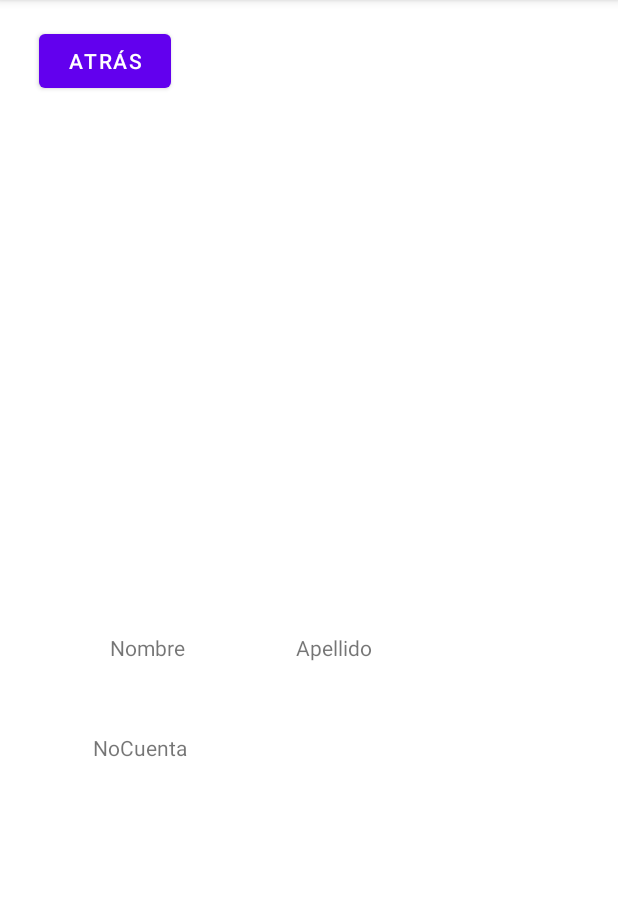
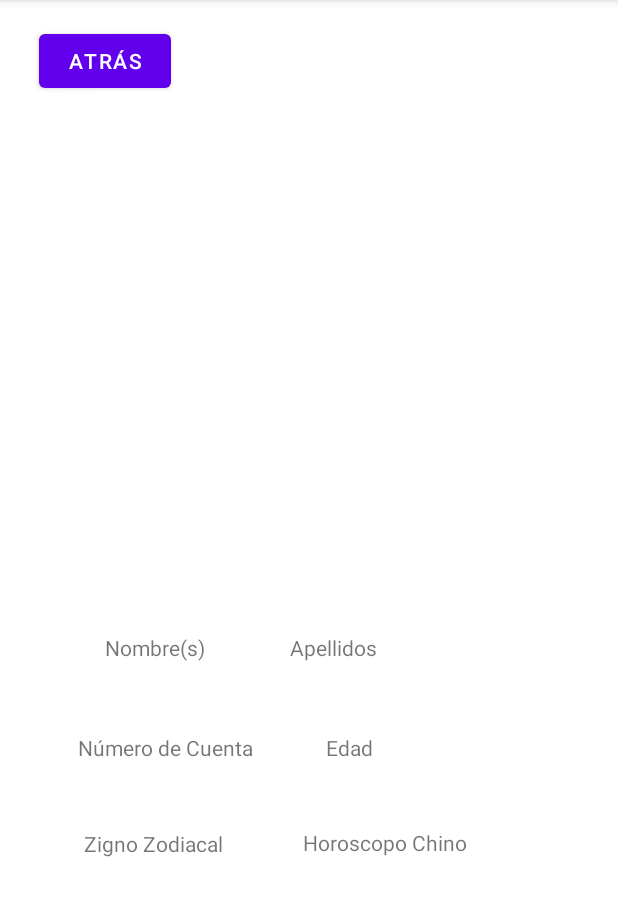
Before and after one commit to Nayarb61/BFTR_E1, an Android app: the PDatos screen opened directly, with no data from a screen before it, on a phone screen of 412 x 824 dp, the part 84-1000 px from its top. Run offline under Robolectric (Android 15) with nearby library versions, the phone set to English and light mode, and no system bars; Roboto replaces fonts that are not available here.

Commit message:
Avance 3: Signo y Horóscopo implementado

```diff
--- a/app/src/main/java/com/example/bftr_e1/PDatos.kt
+++ b/app/src/main/java/com/example/bftr_e1/PDatos.kt
@@ -34,6 +34,9 @@ class PDatos : AppCompatActivity() {
                 binding.tvNombre.text = usuario.nombre
                 binding.tvApellido.text = usuario.apellidos
                 binding.tvCuenta.text = usuario.ncuenta
+                binding.tvEdad.text = usuario.edad.toString()
+                binding.tvSignoZodiacal.text = usuario.SignoZ
+                binding.tvHChino.text = usuario.HChino
             }
         }
     }
--- a/app/src/main/res/layout/activity_pdatos.xml
+++ b/app/src/main/res/layout/activity_pdatos.xml
@@ -11,7 +11,7 @@
         android:layout_width="wrap_content"
         android:layout_height="wrap_content"
         android:onClick="click"
-        android:text="Atrás"
+        android:text="@string/BtnAtras"
         app:layout_constraintBottom_toBottomOf="parent"
         app:layout_constraintEnd_toEndOf="parent"
         app:layout_constraintHorizontal_bias="0.08"
@@ -23,7 +23,7 @@
         android:id="@+id/tvNombre"
         android:layout_width="wrap_content"
         android:layout_height="wrap_content"
-        android:text="Nombre"
+        android:text="@string/Nombre"
         app:layout_constraintBottom_toBottomOf="parent"
         app:layout_constraintEnd_toEndOf="parent"
         app:layout_constraintHorizontal_bias="0.202"
@@ -35,7 +35,7 @@
         android:id="@+id/tvApellido"
         android:layout_width="wrap_content"
         android:layout_height="wrap_content"
-        android:text="Apellido"
+        android:text="@string/Apellidos"
         app:layout_constraintBottom_toBottomOf="parent"
         app:layout_constraintEnd_toEndOf="parent"
         app:layout_constraintHorizontal_bias="0.547"
@@ -47,11 +47,48 @@
         android:id="@+id/tvCuenta"
         android:layout_width="wrap_content"
         android:layout_height="wrap_content"
-        android:text="NoCuenta"
+        android:text="@string/NoCuenta"
         app:layout_constraintBottom_toBottomOf="parent"
         app:layout_constraintEnd_toEndOf="parent"
         app:layout_constraintHorizontal_bias="0.177"
         app:layout_constraintStart_toStartOf="parent"
         app:layout_constraintTop_toTopOf="parent"
         app:layout_constraintVertical_bias="0.653" />
+
+    <TextView
+        android:id="@+id/tvEdad"
+        android:layout_width="wrap_content"
+        android:layout_height="wrap_content"
+        android:text="@string/Edad"
+        app:layout_constraintBottom_toBottomOf="parent"
+        app:layout_constraintEnd_toEndOf="parent"
+        app:layout_constraintHorizontal_bias="0.571"
+        app:layout_constraintStart_toStartOf="parent"
+        app:layout_constraintTop_toTopOf="parent"
+        app:layout_constraintVertical_bias="0.653" />
+
+    <TextView
+        android:id="@+id/tvSignoZodiacal"
+        android:layout_width="wrap_content"
+        android:layout_height="wrap_content"
+        android:text="@string/SignoZodiaco"
+        app:layout_constraintBottom_toBottomOf="parent"
+        app:layout_constraintEnd_toEndOf="parent"
+        app:layout_constraintHorizontal_bias="0.175"
+        app:layout_constraintStart_toStartOf="parent"
+        app:layout_constraintTop_toTopOf="parent"
+        app:layout_constraintVertical_bias="0.738" />
+
+    <TextView
+        android:id="@+id/tvHChino"
+        android:layout_width="wrap_content"
+        android:layout_height="wrap_content"
+        android:text="@string/Hchino"
+        app:layout_constraintBottom_toBottomOf="parent"
+        app:layout_constraintEnd_toEndOf="parent"
+        app:layout_constraintHorizontal_bias="0.668"
+        app:layout_constraintStart_toStartOf="parent"
+        app:layout_constraintTop_toTopOf="parent"
+        app:layout_constraintVertical_bias="0.737" />
+
 </androidx.constraintlayout.widget.ConstraintLayout>
--- a/app/src/main/res/values/strings.xml
+++ b/app/src/main/res/values/strings.xml
@@ -16,6 +16,10 @@
     <string name="EmailError">correo NO válido</string>
     <string name="Nacimiento">Fecha de Nacimiento</string>
     <string name="FNacimiento">Seleccione su fecha de nacimiento</string>
+    <string name="SignoZodiaco">Zigno Zodiacal</string>
+    <string name="Edad">Edad</string>
+    <string name="BtnAtras">Atrás</string>
+    <string name="Hchino">Horoscopo Chino</string>
 
     <string-array name="opciones">
         <item>Selecciona una opción</item>
```
Also changed, not shown: app/src/main/java/com/example/bftr_e1/Formulario.kt (+101 -30 lines), app/src/main/java/com/example/bftr_e1/Usuario.kt (+9 -1 lines), app/src/main/res/layout/activity_formulario.xml (+7 -6 lines).
